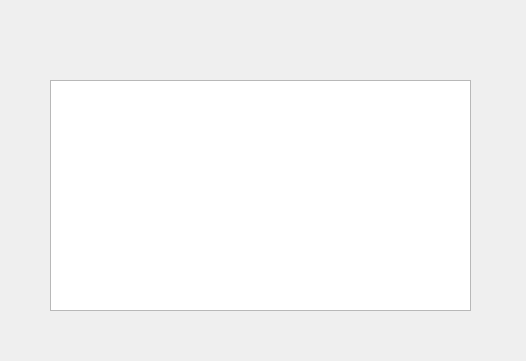
Qt form Coupang_Project/Server/server.ui (LeeSooBin96/BockPang) before a commit.
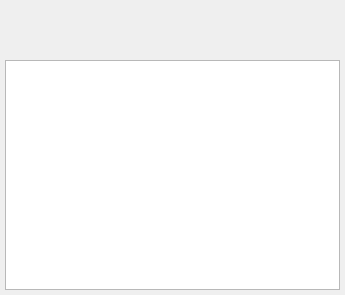
The same form after that commit. Icons and pictures are not drawn.

Patch:
```diff
--- a/Coupang_Project/Server/server.ui
+++ b/Coupang_Project/Server/server.ui
@@ -6,27 +6,45 @@
    <rect>
     <x>0</x>
     <y>0</y>
-    <width>526</width>
-    <height>361</height>
+    <width>345</width>
+    <height>295</height>
    </rect>
   </property>
+  <property name="minimumSize">
+   <size>
+    <width>345</width>
+    <height>295</height>
+   </size>
+  </property>
+  <property name="maximumSize">
+   <size>
+    <width>345</width>
+    <height>295</height>
+   </size>
+  </property>
   <property name="windowTitle">
    <string>Server</string>
   </property>
   <widget class="QLabel" name="lb_Marcket_name">
    <property name="geometry">
     <rect>
-     <x>365</x>
-     <y>0</y>
+     <x>180</x>
+     <y>19</y>
      <width>160</width>
-     <height>60</height>
+     <height>41</height>
     </rect>
    </property>
+   <property name="font">
+    <font>
+     <pointsize>11</pointsize>
+     <bold>true</bold>
+    </font>
+   </property>
    <property name="text">
     <string/>
    </property>
    <property name="alignment">
-    <set>Qt::AlignCenter</set>
+    <set>Qt::AlignRight|Qt::AlignTrailing|Qt::AlignVCenter</set>
    </property>
   </widget>
   <widget class="QLabel" name="lb_Logo">
@@ -48,10 +66,10 @@
   <widget class="QTextEdit" name="textEdit">
    <property name="geometry">
     <rect>
-     <x>50</x>
-     <y>80</y>
-     <width>421</width>
-     <height>231</height>
+     <x>5</x>
+     <y>60</y>
+     <width>335</width>
+     <height>230</height>
     </rect>
    </property>
   </widget>
```
